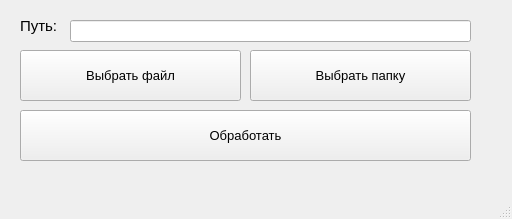
inter-malchik/leaders_of_digital_white_bears, file GUItest.ui: the form before one commit.
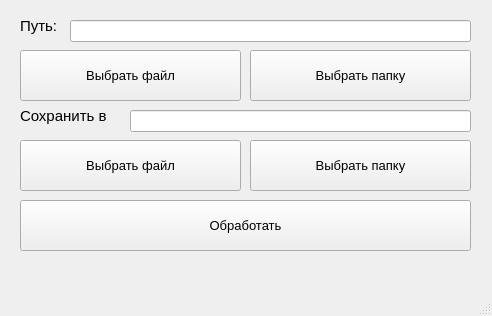
The form after the commit.

```diff
--- a/GUItest.ui
+++ b/GUItest.ui
@@ -6,8 +6,8 @@
    <rect>
     <x>0</x>
     <y>0</y>
-    <width>512</width>
-    <height>219</height>
+    <width>492</width>
+    <height>316</height>
    </rect>
   </property>
   <property name="windowTitle">
@@ -82,7 +82,7 @@
     <property name="geometry">
      <rect>
       <x>20</x>
-      <y>110</y>
+      <y>200</y>
       <width>451</width>
       <height>51</height>
      </rect>
@@ -96,6 +96,70 @@
      <string>Обработать</string>
     </property>
    </widget>
+   <widget class="QLabel" name="label_2">
+    <property name="geometry">
+     <rect>
+      <x>20</x>
+      <y>100</y>
+      <width>111</width>
+      <height>31</height>
+     </rect>
+    </property>
+    <property name="font">
+     <font>
+      <pointsize>11</pointsize>
+     </font>
+    </property>
+    <property name="text">
+     <string>Сохранить в </string>
+    </property>
+   </widget>
+   <widget class="QPushButton" name="directoryButton_2">
+    <property name="geometry">
+     <rect>
+      <x>250</x>
+      <y>140</y>
+      <width>221</width>
+      <height>51</height>
+     </rect>
+    </property>
+    <property name="font">
+     <font>
+      <pointsize>10</pointsize>
+     </font>
+    </property>
+    <property name="text">
+     <string>Выбрать папку</string>
+    </property>
+   </widget>
+   <widget class="QPushButton" name="fileButton_2">
+    <property name="geometry">
+     <rect>
+      <x>20</x>
+      <y>140</y>
+      <width>221</width>
+      <height>51</height>
+     </rect>
+    </property>
+    <property name="font">
+     <font>
+      <pointsize>10</pointsize>
+     </font>
+    </property>
+    <property name="text">
+     <string>Выбрать файл</string>
+    </property>
+   </widget>
+   <widget class="QLineEdit" name="saveToLineEdit">
+    <property name="geometry">
+     <rect>
+      <x>130</x>
+      <y>110</y>
+      <width>341</width>
+      <height>22</height>
+     </rect>
+    </property>
+   </widget>
   </widget>
   <widget class="QMenuBar" name="menubar">
    <property name="geometry">
```
Left out of the diff: 2 changed lines with no effect on the pictures.
